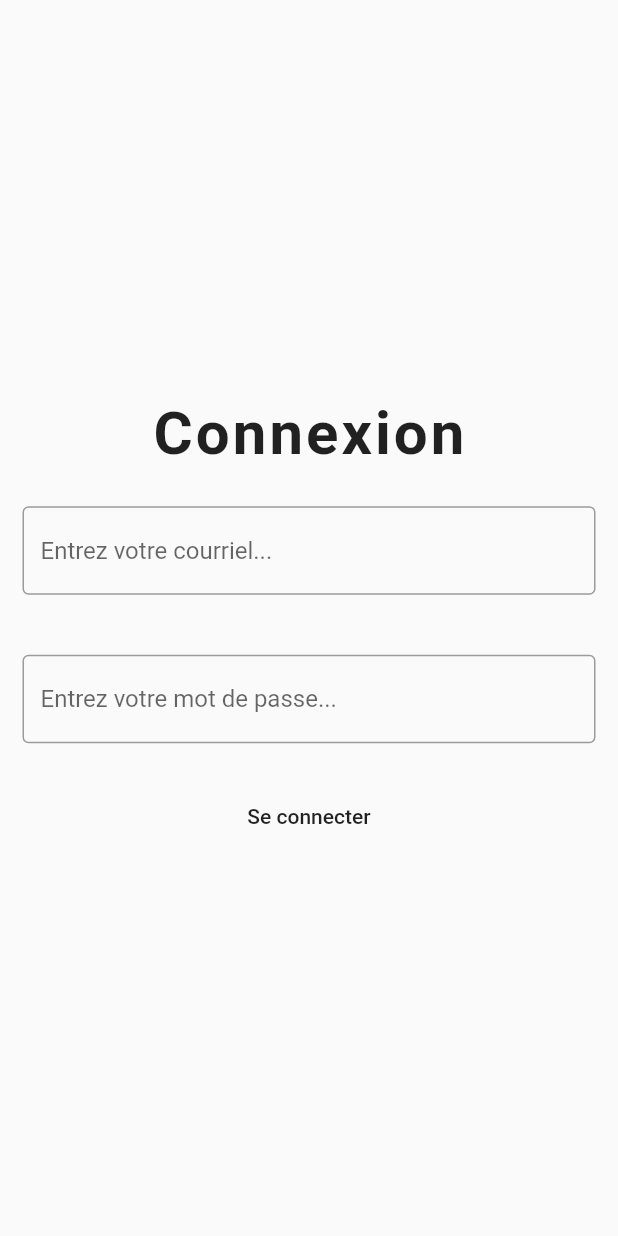
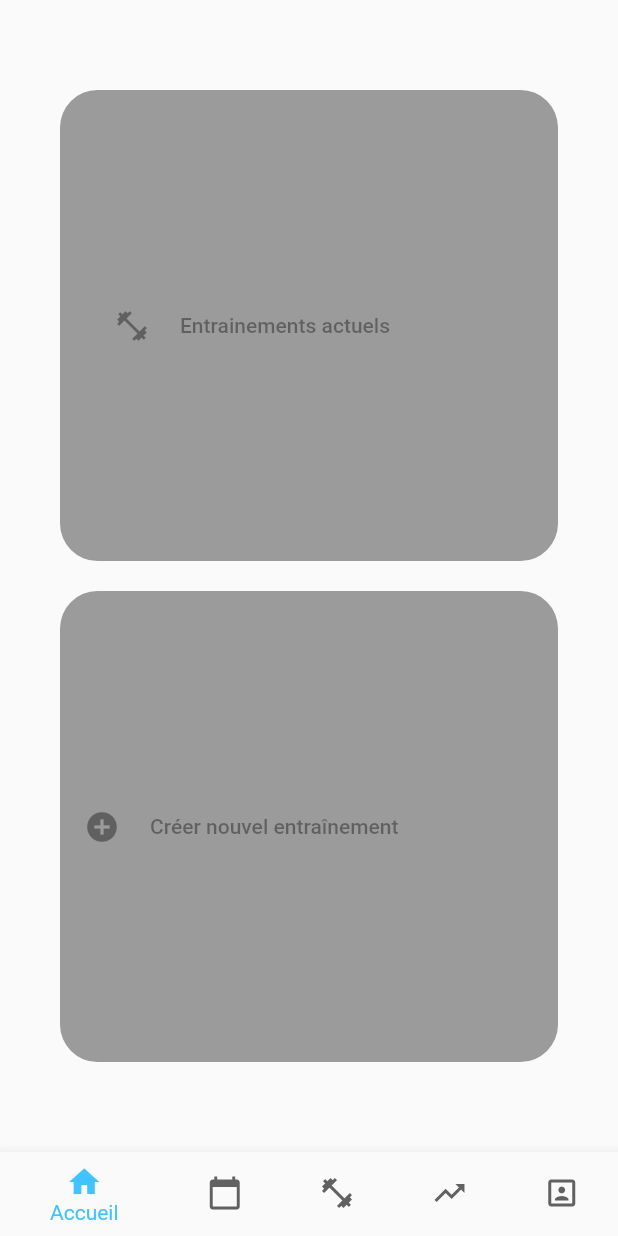
Before and after one commit to Katiana-jpg/bdebody, a Flutter app: the screen it shows after launch, on a phone screen of 412 x 824 dp. Run offline on Flutter 3.47's test engine with Material 2 defaults, Android fonts, the phone set to English and light mode, and no system bars.

Commit message:
changements, + menu entrainement

```diff
--- a/lib/connexion.dart
+++ b/lib/connexion.dart
@@ -68,7 +68,11 @@ return validate;
               return null;
             },
             decoration: InputDecoration(
-              border: OutlineInputBorder(),
+
+              border: OutlineInputBorder(
+                borderRadius: BorderRadius.circular(5),
+
+              ),
 
               hintText: 'Entrez votre courriel...'),
 
--- a/lib/main.dart
+++ b/lib/main.dart
@@ -1,4 +1,5 @@
 import 'package:bdebody/connexion.dart';
+import 'package:bdebody/menuEntrainements.dart';
 import 'package:flutter/material.dart';
 import 'utilisateur.dart';
 
@@ -14,6 +15,7 @@ class MyApp extends StatelessWidget {
     return MaterialApp(
       title: _title,
       home: MyStatefulWidget(),
+
     );
   }
 }
@@ -300,7 +302,7 @@ class _MyStatefulWidgetState extends State<MyStatefulWidget> {
 
     switch (_selectedIndex) {
       case 0:
-        menuOuvert = new Accueil();
+        menuOuvert = new MenuEntrainements();
 
         break;
 
@@ -310,7 +312,7 @@ class _MyStatefulWidgetState extends State<MyStatefulWidget> {
         break;
 
       case 2:
-        menuOuvert = new Calendrier();
+        menuOuvert = new MenuEntrainements();
 
         break;
 
@@ -326,7 +328,7 @@ class _MyStatefulWidgetState extends State<MyStatefulWidget> {
     }
 
 
-    if(connexion.getValidate()){
+    //if(connexion.getValidate()){
 
     return Scaffold(
       //resizeToAvoidBottomInset : false,
@@ -375,7 +377,9 @@ class _MyStatefulWidgetState extends State<MyStatefulWidget> {
         onTap: _onItemTapped,
       ),
     );
-  }else{
-    return Scaffold(body : connexion);
-  }}
+  // }else{
+  //   return Scaffold(body : connexion);
+  // }
+
+  }
 }
--- /dev/null
+++ b/lib/menuEntrainements.dart
@@ -0,0 +1,59 @@
+import 'package:flutter/material.dart';
+
+class MenuEntrainements extends StatefulWidget {
+  @override
+  _MenuEntrainementsState createState() => _MenuEntrainementsState();
+}
+
+class _MenuEntrainementsState extends State<MenuEntrainements> {
+  @override
+  Widget build(BuildContext context) {
+    return Scaffold(
+      body: Container(
+        margin: EdgeInsets.symmetric(vertical: 20, horizontal: 10),
+        child: Column(
+          children: <Widget>[
+          Expanded(
+
+            child: RaisedButton(
+              color: Colors.red,
+              elevation: 0.5,
+              onPressed: null,
+              child: Row(children: <Widget>[
+                SizedBox(width: 20),
+                Icon(Icons.fitness_center),
+                SizedBox(width: 20),
+                Text('Entrainements actuels',),
+                ]),
+              shape: RoundedRectangleBorder(
+                  borderRadius: new BorderRadius.circular(25),
+
+
+            ),
+          )
+        ),
+        SizedBox(height : 20),
+        Expanded(
+            child: RaisedButton(
+              color: Colors.red,
+              elevation: 20,
+              onPressed: null,
+              child: Row(
+
+                children: <Widget>[
+                Icon(Icons.add_circle,),
+                SizedBox(width: 20),
+                Text('Créer nouvel entraînement',
+                ),
+                ]),
+              shape: RoundedRectangleBorder(
+                  borderRadius: new BorderRadius.circular(25),
+
+
+            ),
+          )
+        )],
+      ),
+    ));
+  }
+}
```
